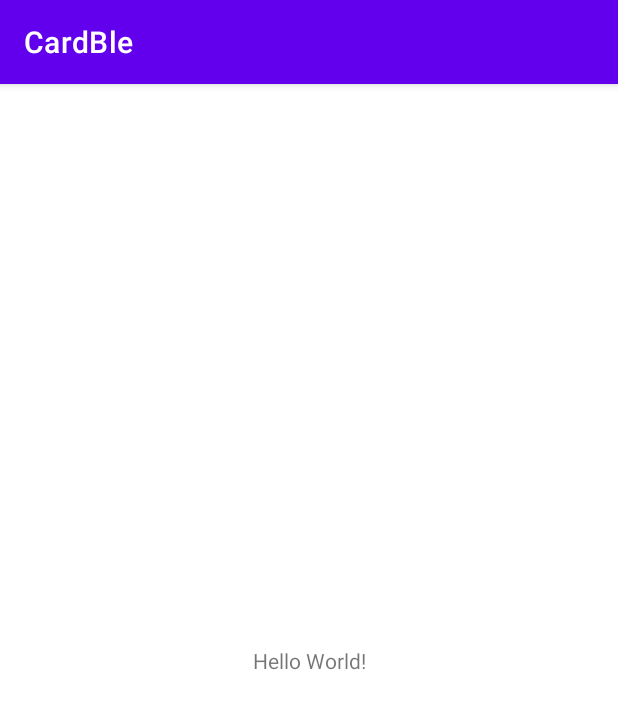
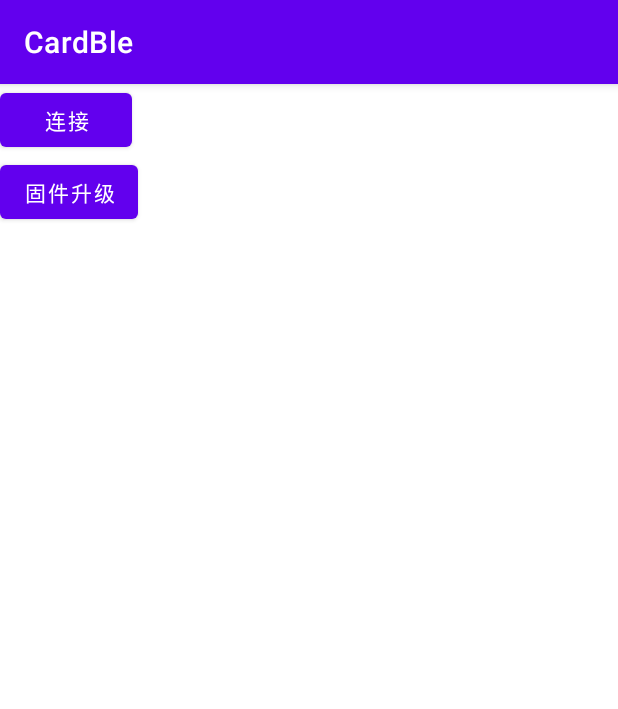
Before and after one commit to yuxiongfeng/card-ble-demo, an Android app: the screen it shows after launch (MainActivity), on a phone screen of 412 x 824 dp. Shown: the top 709 px of the screen. Run offline under Robolectric (Android 15) with nearby library versions, the phone set to English and light mode, and no system bars; libraries missing offline, so code that uses them is left out: com.proton.ecgcard, com.wms.ble; 1 statement that could not run was skipped.

Commit message:
添加升级demo

```diff
--- a/app/build.gradle
+++ b/app/build.gradle
@@ -35,5 +35,5 @@ dependencies {
     testImplementation 'junit:junit:4.13.1'
     androidTestImplementation 'androidx.test.ext:junit:1.1.2'
     androidTestImplementation 'androidx.test.espresso:espresso-core:3.3.0'
-    implementation 'com.proton.ecg.card:ble:1.0.1'
+    implementation 'com.proton.ecg.card:cardble:V1.0.5'
 }
--- a/app/src/main/AndroidManifest.xml
+++ b/app/src/main/AndroidManifest.xml
@@ -1,7 +1,8 @@
 <?xml version="1.0" encoding="utf-8"?>
 <manifest xmlns:android="http://schemas.android.com/apk/res/android"
     package="com.proton.card.ble">
-
+    <uses-permission android:name="android.permission.READ_EXTERNAL_STORAGE" />
+    <uses-permission android:name="android.permission.WRITE_EXTERNAL_STORAGE" />
     <uses-permission android:name="android.permission.ACCESS_FINE_LOCATION"/>
 
     <application
--- a/app/src/main/java/com/proton/card/ble/MainActivity.java
+++ b/app/src/main/java/com/proton/card/ble/MainActivity.java
@@ -4,35 +4,80 @@ import androidx.appcompat.app.AppCompatActivity;
 
 import android.os.Bundle;
 import android.util.Log;
+import android.view.View;
 
 import com.proton.ecgcard.connector.EcgCardManager;
 import com.proton.ecgcard.connector.callback.DataListener;
+import com.proton.ecgcard.connector.utils.CardFirmwareOperator;
+import com.proton.ecgcard.connector.utils.UpdateFailType;
+import com.wms.ble.bean.ScanResult;
 import com.wms.ble.callback.OnConnectListener;
+import com.wms.ble.callback.OnScanListener;
 
 public class MainActivity extends AppCompatActivity {
 
-    private static final String TAG = "MainActivity";
+    private static final String TAG = "MainActivity--->";
+    public static final String localFirmwareFilePath = "/storage/emulated/0/Android/data/com.proton.carepatchecg/files/fireware/5/V1.0.3";
+    public static final String updateMac = "D0:2E:AB:62:4C:B8";
 
     @Override
     protected void onCreate(Bundle savedInstanceState) {
         super.onCreate(savedInstanceState);
         setContentView(R.layout.activity_main);
 
+        EcgCardManager.init(this);
+
         //需要获取定位权限，否则搜索不到设备
         PermissionUtils.getLocationPermission(this);
+        PermissionUtils.getReadAndWritePermission(this);
 
-        findViewById(android.R.id.content).setOnClickListener(v -> {
+        findViewById(R.id.btnConnect).setOnClickListener(v -> {
             testCardConnect();
+        });
+
+        findViewById(R.id.btnUpdate).setOnClickListener(new View.OnClickListener() {
+            @Override
+            public void onClick(View v) {
+                updateCard();
+            }
+        });
+    }
+
+    private void scanCardDevice() {
+        EcgCardManager.scanDevice(new OnScanListener() {
+            @Override
+            public void onScanStart() {
+                super.onScanStart();
+                Log.e(TAG, "onScanStart()");
+            }
+
+            @Override
+            public void onDeviceFound(ScanResult scanResult) {
+                super.onDeviceFound(scanResult);
+                Log.e(TAG, "onDeviceFound(),mac:" + scanResult.getMacaddress());
+            }
+
+            @Override
+            public void onScanStopped() {
+                super.onScanStopped();
+                Log.e(TAG, "onScanStopped()");
+            }
+
+            @Override
+            public void onScanCanceled() {
+                super.onScanCanceled();
+                Log.e(TAG, "onScanCanceled()");
+            }
         });
     }
 
     private void testCardConnect() {
-        EcgCardManager.init(this);
-        EcgCardManager ecgCardManager = EcgCardManager.getInstance("0C:61:CF:C7:E3:C8");
+
+        EcgCardManager ecgCardManager = EcgCardManager.getInstance("0C:61:CF:C1:2D:52");
         ecgCardManager.setDataListener(new DataListener() {
             @Override
             public void receiveEcgRawData(byte[] data) {
-                Log.e(TAG, "蓝牙数据:" + data.length);
+                //Log.e(TAG, "蓝牙数据:" + data.length);
             }
 
             @Override
@@ -63,7 +108,7 @@ public class MainActivity extends AppCompatActivity {
         });
         ecgCardManager.connectEcgCard(new OnConnectListener() {
             @Override
-            public void onConnectSuccess() {
+            public void onConnectSuccess(boolean isNewUUID) {
                 Log.e(TAG, "连接成功");
             }
 
@@ -78,4 +123,44 @@ public class MainActivity extends AppCompatActivity {
             }
         });
     }
+
+    private void updateCard() {
+        CardFirmwareOperator firmwareOperator = CardFirmwareOperator.getInstance();
+        firmwareOperator.update(this, localFirmwareFilePath, updateMac, new CardFirmwareOperator.UpdateCallback() {
+            @Override
+            public void notFoundDevice() {
+                Log.d(TAG, "notFoundDevice: 没有找到搜索的设备");
+            }
+
+            @Override
+            public void onConnectSuccess() {
+                Log.d(TAG, "onConnectSuccess: 连接成功");
+            }
+
+            @Override
+            public void onConnectFail() {
+                Log.d(TAG, "onConnectFail: 连接失败");
+            }
+
+            @Override
+            public void onVerifyOad() {
+                Log.d(TAG, "onVerifyOad: 正在校验oad...");//R2F心电卡升级过程中需要，因为耗时40s左右
+            }
+
+            @Override
+            public void onSuccess(String mac) {
+                Log.d(TAG, "onSuccess: mac==" + mac);
+            }
+
+            @Override
+            public void onFail(String msg, UpdateFailType type) {
+                Log.d(TAG, "onFail: " + msg);
+            }
+
+            @Override
+            public void onProgress(float progress) {
+                Log.d(TAG, "onProgress: " + progress);
+            }
+        });
+    }
 }
--- a/app/src/main/res/layout/activity_main.xml
+++ b/app/src/main/res/layout/activity_main.xml
@@ -1,18 +1,24 @@
 <?xml version="1.0" encoding="utf-8"?>
-<androidx.constraintlayout.widget.ConstraintLayout xmlns:android="http://schemas.android.com/apk/res/android"
+<LinearLayout xmlns:android="http://schemas.android.com/apk/res/android"
     xmlns:app="http://schemas.android.com/apk/res-auto"
     xmlns:tools="http://schemas.android.com/tools"
     android:layout_width="match_parent"
     android:layout_height="match_parent"
+    android:orientation="vertical"
     tools:context=".MainActivity">
 
-    <TextView
+   <Button
+       android:id="@+id/btnConnect"
+       android:layout_width="wrap_content"
+       android:layout_height="wrap_content"
+       android:text="连接"
+       />
+
+    <Button
+        android:id="@+id/btnUpdate"
         android:layout_width="wrap_content"
         android:layout_height="wrap_content"
-        android:text="Hello World!"
-        app:layout_constraintBottom_toBottomOf="parent"
-        app:layout_constraintLeft_toLeftOf="parent"
-        app:layout_constraintRight_toRightOf="parent"
-        app:layout_constraintTop_toTopOf="parent" />
+        android:text="固件升级"
+        />
 
-</androidx.constraintlayout.widget.ConstraintLayout>
+</LinearLayout>
```
Also changed, not shown: build.gradle (+19 -0 lines), 1 other file.
